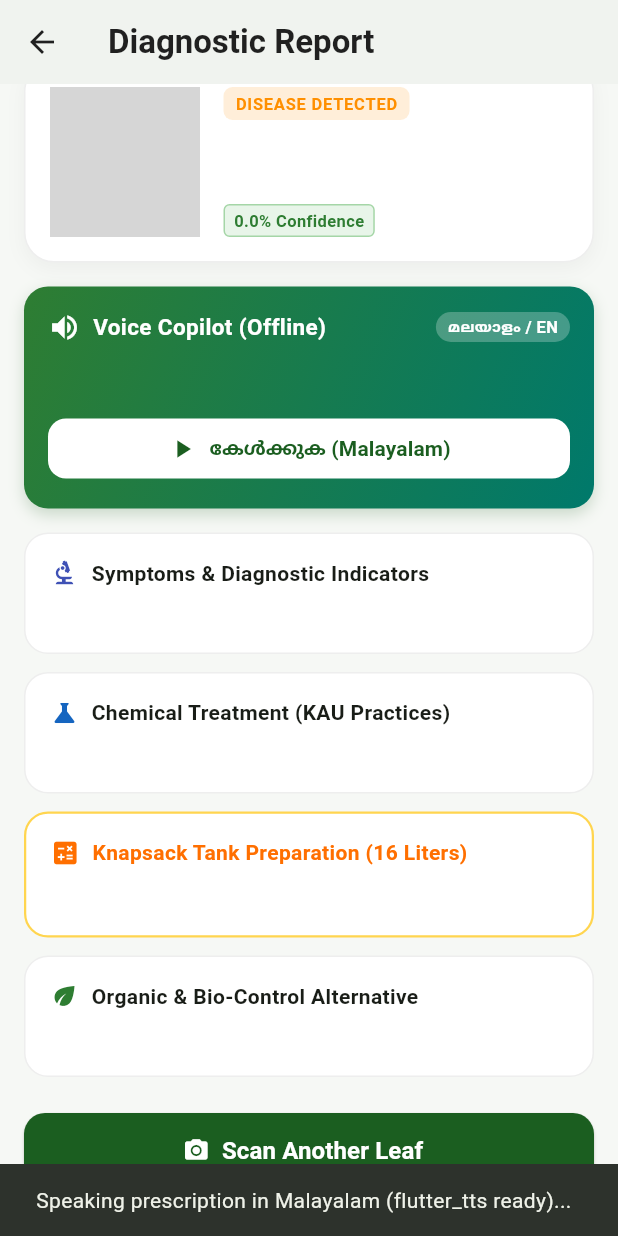
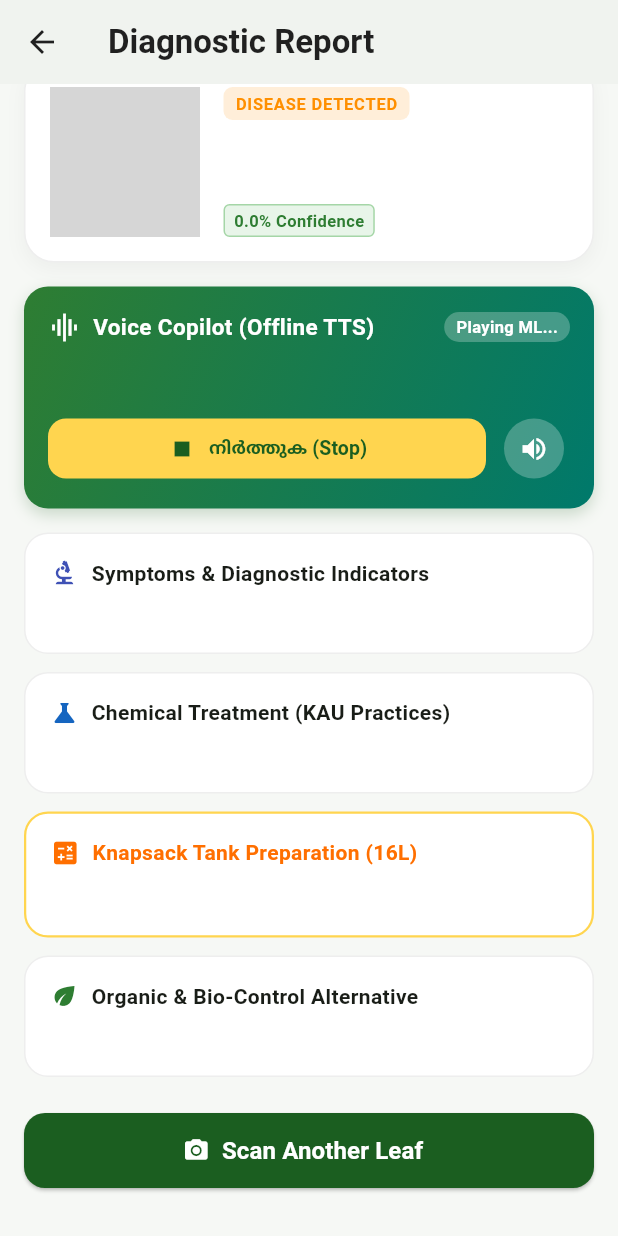
Before and after one commit to ar4vind2/AgriVox, a Flutter app: the ResultScreen screen opened directly with empty values, scrolled down 31 dp, after a tap on "കേൾക്കുക (Malayalam)", on a phone screen of 412 x 824 dp. Run offline on Flutter 3.47's test engine with Material 3 defaults, Android fonts, the light colour scheme and no system bars; our stand-ins replace camera, flutter_tts, permission_handler, sqflite; missing offline and left inert: tflite_flutter; accounts and stored records are empty; grey boxes are pictures that could not be loaded.

Commit message:
feat(integration): integrate Member 3 agronomy SQLite DB and offline Malayalam TTS voice service

```diff
--- a/lib/presentation/screens/result_screen.dart
+++ b/lib/presentation/screens/result_screen.dart
@@ -1,8 +1,10 @@
 import 'dart:io';
 import 'package:flutter/material.dart';
 import '../../models/disease_prescription.dart';
+import '../../repositories/prescription_repository.dart';
+import '../../services/voice_service.dart';
 
-class ResultScreen extends StatelessWidget {
+class ResultScreen extends StatefulWidget {
   final File croppedImage;
   final DiseasePrescription prescription;
 
@@ -13,7 +15,97 @@ class ResultScreen extends StatelessWidget {
   });
 
   @override
+  State<ResultScreen> createState() => _ResultScreenState();
+}
+
+class _ResultScreenState extends State<ResultScreen> {
+  final VoiceService _voiceService = VoiceService();
+  final PrescriptionRepository _repository = PrescriptionRepository();
+
+  Prescription? _dbPrescription;
+  bool _isPlayingMalayalam = false;
+  bool _isPlayingEnglish = false;
+
+  @override
+  void initState() {
+    super.initState();
+    _initServices();
+  }
+
+  Future<void> _initServices() async {
+    await _voiceService.init();
+    _voiceService.setCompletionHandler(() {
+      if (mounted) {
+        setState(() {
+          _isPlayingMalayalam = false;
+          _isPlayingEnglish = false;
+        });
+      }
+    });
+
+    try {
+      final dbResult = await _repository.getPrescription(widget.prescription.diseaseId);
+      if (mounted) {
+        setState(() {
+          _dbPrescription = dbResult;
+        });
+      }
+    } catch (e) {
+      debugPrint("SQLite DB lookup error: $e");
+    }
+  }
+
+  @override
+  void dispose() {
+    _voiceService.stop();
+    super.dispose();
+  }
+
+  Future<void> _toggleMalayalamVoice() async {
+    if (_isPlayingMalayalam) {
+      await _voiceService.stop();
+      setState(() {
+        _isPlayingMalayalam = false;
+      });
+      return;
+    }
+
+    setState(() {
+      _isPlayingMalayalam = true;
+      _isPlayingEnglish = false;
+    });
+
+    if (_dbPrescription != null) {
+      await _voiceService.speakPrescription(
+        diseaseMl: _dbPrescription!.diseaseNameMl,
+        chemicalTreatmentMl: _dbPrescription!.chemicalInstructionsMl,
+        organicTreatmentMl: _dbPrescription!.organicInstructionsMl,
+      );
+    } else {
+      await _voiceService.speakMalayalam(widget.prescription.malayalamAudioText);
+    }
+  }
+
+  Future<void> _toggleEnglishVoice() async {
+    if (_isPlayingEnglish) {
+      await _voiceService.stop();
+      setState(() {
+        _isPlayingEnglish = false;
+      });
+      return;
+    }
+
+    setState(() {
+      _isPlayingEnglish = true;
+      _isPlayingMalayalam = false;
+    });
+
+    await _voiceService.speakEnglish(widget.prescription.englishAudioText);
+  }
+
+  @override
   Widget build(BuildContext context) {
+    final prescription = widget.prescription;
     final isHealthy = prescription.severity == SeverityLevel.healthy;
     final isSevere = prescription.severity == SeverityLevel.severe;
     final severityColor = isHealthy
@@ -54,7 +146,7 @@ class ResultScreen extends StatelessWidget {
                 ClipRRect(
                   borderRadius: BorderRadius.circular(14),
                   child: Image.file(
-                    croppedImage,
+                    widget.croppedImage,
                     width: 100,
                     height: 100,
                     fit: BoxFit.cover,
@@ -83,12 +175,12 @@ class ResultScreen extends StatelessWidget {
                       ),
                       const SizedBox(height: 6),
                       Text(
-                        prescription.diseaseName,
+                        _dbPrescription?.diseaseNameEn ?? prescription.diseaseName,
                         style: const TextStyle(fontSize: 19, fontWeight: FontWeight.bold, height: 1.2),
                       ),
                       const SizedBox(height: 2),
                       Text(
-                        prescription.cropName,
+                        _dbPrescription?.cropName ?? prescription.cropName,
                         style: TextStyle(fontSize: 13, color: Colors.grey.shade700),
                       ),
                       const SizedBox(height: 6),
@@ -107,9 +199,12 @@ class ResultScreen extends StatelessWidget {
                             ),
                           ),
                           const SizedBox(width: 8),
-                          Text(
+                          Expanded(
+                            child: Text(
                               prescription.scientificName,
+                              overflow: TextOverflow.ellipsis,
                               style: TextStyle(fontStyle: FontStyle.italic, color: Colors.grey.shade600, fontSize: 11),
+                            ),
                           ),
                         ],
                       ),
@@ -122,7 +217,7 @@ class ResultScreen extends StatelessWidget {
 
           const SizedBox(height: 16),
 
-          // Voice Copilot Audio Card (Ready for Member 3 TTS integration)
+          // Voice Copilot Audio Card (Offline Indic Malayalam & English TTS)
           Container(
             padding: const EdgeInsets.all(16),
             decoration: BoxDecoration(
@@ -146,12 +241,16 @@ class ResultScreen extends StatelessWidget {
                 Row(
                   mainAxisAlignment: MainAxisAlignment.spaceBetween,
                   children: [
-                    const Row(
+                    Row(
                       children: [
-                        Icon(Icons.volume_up, color: Colors.white, size: 22),
-                        SizedBox(width: 8),
-                        Text(
-                          "Voice Copilot (Offline)",
+                        Icon(
+                          _isPlayingMalayalam || _isPlayingEnglish ? Icons.graphic_eq : Icons.volume_up,
+                          color: Colors.white,
+                          size: 22,
+                        ),
+                        const SizedBox(width: 8),
+                        const Text(
+                          "Voice Copilot (Offline TTS)",
                           style: TextStyle(color: Colors.white, fontWeight: FontWeight.bold, fontSize: 15),
                         ),
                       ],
@@ -162,16 +261,20 @@ class ResultScreen extends StatelessWidget {
                         color: Colors.white.withValues(alpha: 0.25),
                         borderRadius: BorderRadius.circular(12),
                       ),
-                      child: const Text(
-                        "മലയാളം / EN",
-                        style: TextStyle(color: Colors.white, fontSize: 11, fontWeight: FontWeight.bold),
+                      child: Text(
+                        _isPlayingMalayalam
+                            ? "Playing ML..."
+                            : _isPlayingEnglish
+                                ? "Playing EN..."
+                                : "മലയാളം / EN",
+                        style: const TextStyle(color: Colors.white, fontSize: 11, fontWeight: FontWeight.bold),
                       ),
                     ),
                   ],
                 ),
                 const SizedBox(height: 12),
                 Text(
-                  prescription.malayalamAudioText,
+                  _dbPrescription?.diseaseNameMl ?? prescription.malayalamAudioText,
                   style: const TextStyle(color: Colors.white, fontSize: 14, height: 1.4),
                 ),
                 const SizedBox(height: 14),
@@ -180,23 +283,29 @@ class ResultScreen extends StatelessWidget {
                     Expanded(
                       child: ElevatedButton.icon(
                         style: ElevatedButton.styleFrom(
-                          backgroundColor: Colors.white,
+                          backgroundColor: _isPlayingMalayalam ? Colors.amber.shade300 : Colors.white,
                           foregroundColor: Colors.green.shade900,
                           elevation: 0,
                           shape: RoundedRectangleBorder(borderRadius: BorderRadius.circular(12)),
                           padding: const EdgeInsets.symmetric(vertical: 10),
                         ),
-                        icon: const Icon(Icons.play_arrow, size: 20),
-                        label: const Text("കേൾക്കുക (Malayalam)", style: TextStyle(fontWeight: FontWeight.bold)),
-                        onPressed: () {
-                          ScaffoldMessenger.of(context).showSnackBar(
-                            const SnackBar(
-                              content: Text("Speaking prescription in Malayalam (flutter_tts ready)..."),
-                              duration: Duration(seconds: 2),
+                        icon: Icon(_isPlayingMalayalam ? Icons.stop : Icons.play_arrow, size: 20),
+                        label: Text(
+                          _isPlayingMalayalam ? "നിർത്തുക (Stop)" : "കേൾക്കുക (Malayalam)",
+                          style: const TextStyle(fontWeight: FontWeight.bold, fontSize: 13),
                         ),
-                          );
-                        },
+                        onPressed: _toggleMalayalamVoice,
                       ),
+                    ),
+                    const SizedBox(width: 8),
+                    IconButton(
+                      style: IconButton.styleFrom(
+                        backgroundColor: _isPlayingEnglish ? Colors.amber.shade300 : Colors.white.withValues(alpha: 0.25),
+                        foregroundColor: Colors.white,
+                      ),
+                      icon: Icon(_isPlayingEnglish ? Icons.stop : Icons.volume_up, size: 20),
+                      tooltip: "Listen in English",
+                      onPressed: _toggleEnglishVoice,
                     ),
                   ],
                 ),
@@ -206,7 +315,7 @@ class ResultScreen extends StatelessWidget {
 
           const SizedBox(height: 16),
 
-          // Symptoms & Pathogen Info
+          // Symptoms & Diagnostic Indicators
           _buildInfoCard(
             title: "Symptoms & Diagnostic Indicators",
             icon: Icons.biotech,
@@ -216,12 +325,14 @@ class ResultScreen extends StatelessWidget {
 
           const SizedBox(height: 12),
 
-          // Chemical Spray & Treatment
+          // Chemical Spray & Treatment (from KAU Package of Practices SQLite Database)
           _buildInfoCard(
             title: "Chemical Treatment (KAU Practices)",
             icon: Icons.science,
             color: Colors.blue.shade800,
-            content: prescription.chemicalTreatment,
+            content: _dbPrescription != null
+                ? "${_dbPrescription!.chemicalCure} (${_dbPrescription!.dosagePerLiter}g/L)\n\n${_dbPrescription!.chemicalInstructionsMl}"
+                : prescription.chemicalTreatment,
           ),
 
           const SizedBox(height: 12),
@@ -238,18 +349,38 @@ class ResultScreen extends StatelessWidget {
               crossAxisAlignment: CrossAxisAlignment.start,
               children: [
                 Row(
+                  mainAxisAlignment: MainAxisAlignment.spaceBetween,
+                  children: [
+                    Row(
                       children: [
                         Icon(Icons.calculate, color: Colors.amber.shade900, size: 20),
                         const SizedBox(width: 8),
                         Text(
-                      "Knapsack Tank Preparation (16 Liters)",
+                          "Knapsack Tank Preparation (16L)",
                           style: TextStyle(fontWeight: FontWeight.bold, fontSize: 14, color: Colors.amber.shade900),
+                        ),
+                      ],
+                    ),
+                    if (_dbPrescription != null && _dbPrescription!.waitingPeriodDays > 0)
+                      Container(
+                        padding: const EdgeInsets.symmetric(horizontal: 8, vertical: 3),
+                        decoration: BoxDecoration(
+                          color: Colors.red.shade50,
+                          borderRadius: BorderRadius.circular(8),
+                          border: Border.all(color: Colors.red.shade200),
+                        ),
+                        child: Text(
+                          "Wait: ${_dbPrescription!.waitingPeriodDays} Days",
+                          style: TextStyle(fontSize: 11, fontWeight: FontWeight.bold, color: Colors.red.shade800),
+                        ),
                       ),
                   ],
                 ),
                 const SizedBox(height: 8),
                 Text(
-                  prescription.knapsackTankDosage,
+                  _dbPrescription != null && _dbPrescription!.dosagePerLiter > 0
+                      ? "${(_dbPrescription!.dosagePerLiter * 16).toStringAsFixed(1)}g / ml of ${_dbPrescription!.chemicalCure} in 16L knapsack tank. (Concentration: ${_dbPrescription!.dosagePerLiter}g per liter)."
+                      : prescription.knapsackTankDosage,
                   style: const TextStyle(fontSize: 14, fontWeight: FontWeight.w600, color: Colors.black87),
                 ),
               ],
@@ -263,7 +394,9 @@ class ResultScreen extends StatelessWidget {
             title: "Organic & Bio-Control Alternative",
             icon: Icons.eco,
             color: Colors.green.shade800,
-            content: prescription.organicTreatment,
+            content: _dbPrescription != null && _dbPrescription!.organicCure != 'None'
+                ? "${_dbPrescription!.organicCure}\n\n${_dbPrescription!.organicInstructionsMl}"
+                : prescription.organicTreatment,
           ),
 
           const SizedBox(height: 24),
--- /dev/null
+++ b/lib/repositories/prescription_repository.dart
@@ -0,0 +1,85 @@
+import 'dart:io';
+import 'package:flutter/services.dart';
+import 'package:path/path.dart';
+import 'package:sqflite/sqflite.dart';
+
+class Prescription {
+  final String diseaseKey;
+  final String cropName;
+  final String diseaseNameEn;
+  final String diseaseNameMl;
+  final String chemicalCure;
+  final double dosagePerLiter;
+  final String chemicalInstructionsMl;
+  final String organicCure;
+  final String organicInstructionsMl;
+  final int waitingPeriodDays;
+
+  Prescription({
+    required this.diseaseKey,
+    required this.cropName,
+    required this.diseaseNameEn,
+    required this.diseaseNameMl,
+    required this.chemicalCure,
+    required this.dosagePerLiter,
+    required this.chemicalInstructionsMl,
+    required this.organicCure,
+    required this.organicInstructionsMl,
+    required this.waitingPeriodDays,
+  });
+
+  factory Prescription.fromMap(Map<String, dynamic> map) {
+    return Prescription(
+      diseaseKey: map['disease_key'],
+      cropName: map['crop_name'],
+      diseaseNameEn: map['disease_name_en'],
+      diseaseNameMl: map['disease_name_ml'],
+      chemicalCure: map['chemical_cure'],
+      dosagePerLiter: (map['dosage_per_liter'] as num).toDouble(),
+      chemicalInstructionsMl: map['chemical_instructions_ml'],
+      organicCure: map['organic_cure'],
+      organicInstructionsMl: map['organic_instructions_ml'],
+      waitingPeriodDays: map['waiting_period_days'] as int,
+    );
+  }
+}
+
+class PrescriptionRepository {
+  Database? _db;
+
+  Future<Database> get database async {
+    if (_db != null) return _db!;
+    _db = await _initDatabase();
+    return _db!;
+  }
+
+  Future<Database> _initDatabase() async {
+    var dbDir = await getDatabasesPath();
+    var dbPath = join(dbDir, "agronomy_prescriptions.db");
+
+    // Copy SQLite database from Flutter asset bundle to device filesystem on first launch
+    bool exists = await databaseExists(dbPath);
+    if (!exists) {
+      ByteData data = await rootBundle.load("assets/database/agronomy_prescriptions.db");
+      List<int> bytes = data.buffer.asUint8List(data.offsetInBytes, data.lengthInBytes);
+      await File(dbPath).writeAsBytes(bytes, flush: true);
+    }
+
+    return await openDatabase(dbPath, readOnly: true);
+  }
+
+  Future<Prescription?> getPrescription(String diseaseKey) async {
+    final db = await database;
+    final List<Map<String, dynamic>> results = await db.query(
+      'Prescriptions',
+      where: 'disease_key = ?',
+      whereArgs: [diseaseKey],
+      limit: 1,
+    );
+
+    if (results.isNotEmpty) {
+      return Prescription.fromMap(results.first);
+    }
+    return null;
+  }
+}
--- /dev/null
+++ b/lib/services/voice_service.dart
@@ -0,0 +1,68 @@
+import 'package:flutter_tts/flutter_tts.dart';
+
+class VoiceService {
+  static final VoiceService _instance = VoiceService._internal();
+  factory VoiceService() => _instance;
+  VoiceService._internal();
+
+  final FlutterTts _flutterTts = FlutterTts();
+  bool _isInitialized = false;
+
+  Future<void> init() async {
+    if (_isInitialized) return;
+
+    // Configure default language for Malayalam (India)
+    await _flutterTts.setLanguage("ml-IN");
+    await _flutterTts.setSpeechRate(0.42);
+    await _flutterTts.setPitch(1.0);
+    await _flutterTts.setVolume(1.0);
+
+    _isInitialized = true;
+  }
+
+  void setCompletionHandler(void Function() onComplete) {
+    _flutterTts.setCompletionHandler(onComplete);
+    _flutterTts.setCancelHandler(onComplete);
+  }
+
+  Future<void> speakPrescription({
+    required String diseaseMl,
+    required String chemicalTreatmentMl,
+    required String organicTreatmentMl,
+    bool preferOrganic = false,
+  }) async {
+    await init();
+    await _flutterTts.setLanguage("ml-IN");
+    await _flutterTts.setSpeechRate(0.42);
+
+    String speechText = "കണ്ടെത്തിയ രോഗം: $diseaseMl. ";
+    if (preferOrganic) {
+      speechText += "ജൈവ നിയന്ത്രണ മാർഗ്ഗം: $organicTreatmentMl";
+    } else {
+      speechText += "രാസ നിയന്ത്രണ മാർഗ്ഗം: $chemicalTreatmentMl";
+    }
+
+    await _flutterTts.stop();
+    await _flutterTts.speak(speechText);
+  }
+
+  Future<void> speakMalayalam(String text) async {
+    await init();
+    await _flutterTts.setLanguage("ml-IN");
+    await _flutterTts.setSpeechRate(0.42);
+    await _flutterTts.stop();
+    await _flutterTts.speak(text);
+  }
+
+  Future<void> speakEnglish(String text) async {
+    await init();
+    await _flutterTts.setLanguage("en-IN");
+    await _flutterTts.setSpeechRate(0.46);
+    await _flutterTts.stop();
+    await _flutterTts.speak(text);
+  }
+
+  Future<void> stop() async {
+    await _flutterTts.stop();
+  }
+}
--- a/pubspec.yaml
+++ b/pubspec.yaml
@@ -39,6 +39,9 @@ dependencies:
   flutter_riverpod: ^3.4.3
   image: ^4.9.2
   tflite_flutter: ^0.12.1
+  sqflite: ^2.4.3
+  path: ^1.9.1
+  flutter_tts: ^4.2.5
 
 dev_dependencies:
   flutter_test:
```
Also changed, not shown: pubspec.lock, 2 other files. Lines whose indentation alone changed are shown as unchanged.
